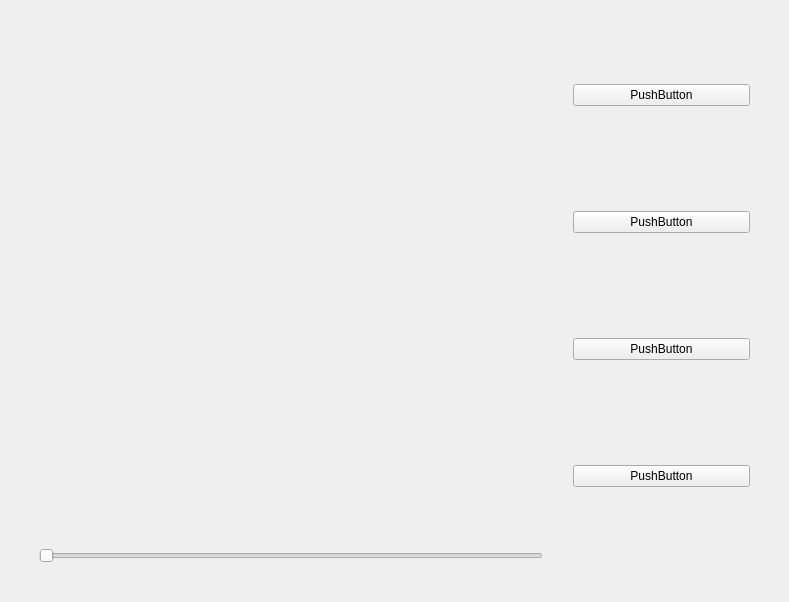
Old version of the form core/applicationlib/renderingwindow.ui in the repository HDominguezD/TFG.
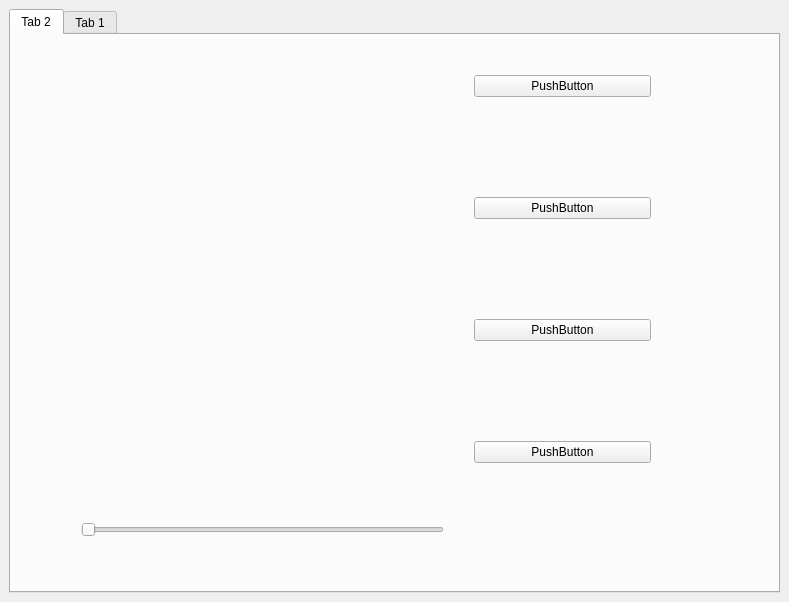
New version of the form. Custom widgets are drawn as their Qt base class.

What changed in the file:
```diff
--- a/core/applicationlib/renderingwindow.ui
+++ b/core/applicationlib/renderingwindow.ui
@@ -37,6 +37,23 @@
    </property>
    <layout class="QHBoxLayout" name="horizontalLayout_2">
     <item>
+     <widget class="QTabWidget" name="tabWidget">
+      <property name="currentIndex">
+       <number>0</number>
+      </property>
+      <widget class="QWidget" name="tab_2">
+       <attribute name="title">
+        <string>Tab 2</string>
+       </attribute>
+       <widget class="QWidget" name="">
+        <property name="geometry">
+         <rect>
+          <x>40</x>
+          <y>-30</y>
+          <width>630</width>
+          <height>562</height>
+         </rect>
+        </property>
      <layout class="QHBoxLayout" name="horizontalLayout_3">
       <property name="spacing">
        <number>30</number>
@@ -167,6 +184,14 @@
        </layout>
       </item>
      </layout>
+       </widget>
+      </widget>
+      <widget class="QWidget" name="tab">
+       <attribute name="title">
+        <string>Tab 1</string>
+       </attribute>
+      </widget>
+     </widget>
     </item>
    </layout>
   </widget>
```
Lines whose indentation alone changed are shown as unchanged.
